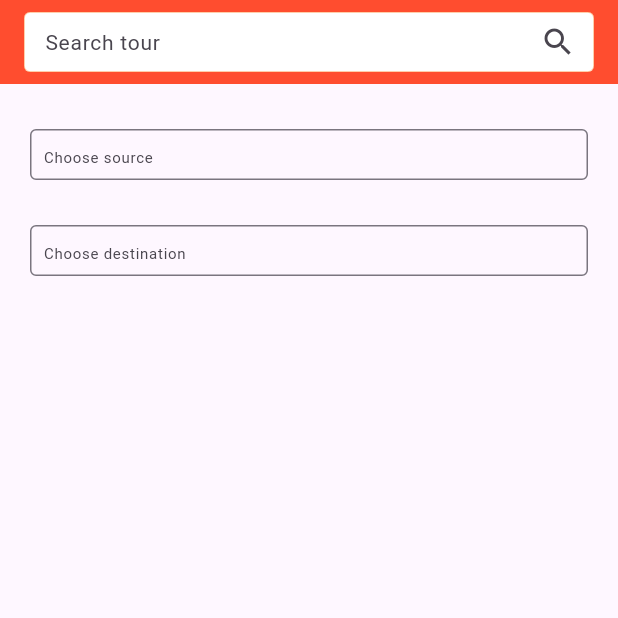
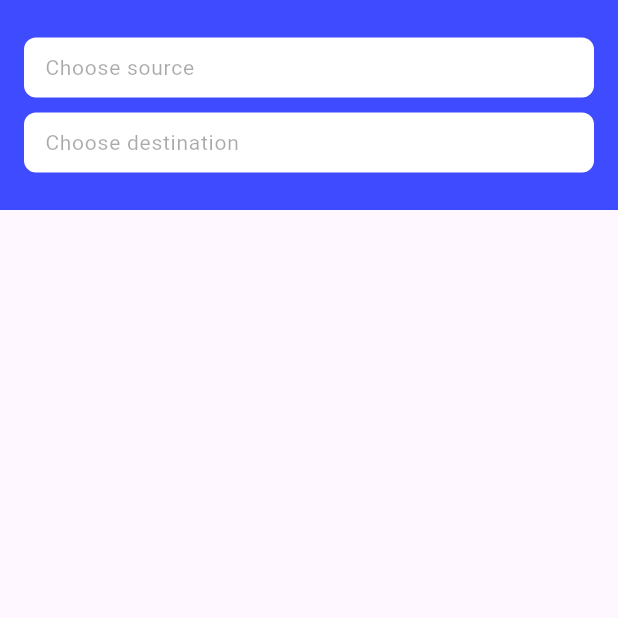
Before and after one commit to HananMustafa/google_map, a Flutter app: the screen it shows after launch, on a phone screen of 412 x 824 dp, the top half of it. Run offline on Flutter 3.47's test engine with Material 3 defaults, Android fonts, the phone set to English and light mode, and no system bars; our stand-ins replace google_fonts, google_maps_flutter, google_places_flutter, location.

Commit message:
UI work on Directions

```diff
--- a/lib/pages/direction.dart
+++ b/lib/pages/direction.dart
@@ -1,5 +1,8 @@
 import 'package:flutter/material.dart';
 import 'package:google_fonts/google_fonts.dart';
+import 'package:google_map/pages/MapPage.dart';
+import 'package:google_map/pages/pickDestination.dart';
+import 'package:google_map/pages/pickSource.dart';
 
 class direction extends StatefulWidget {
   const direction({super.key});
@@ -17,17 +20,27 @@ class _directionState extends State<direction> {
     return Scaffold(
 
             appBar: AppBar(
-        backgroundColor: Color.fromRGBO(255, 77, 47, 1),
+              toolbarHeight: 140,
+        backgroundColor: Color.fromRGBO(62, 75, 255, 1),
         iconTheme: IconThemeData(
           color: Colors.white,
         ),
-        title: Container(
+        title: Column(children: [
+
+          //SOURCE
+          Container(
+          // alignment: Alignment.center,
           height: 40,
-          child: TextField(
-            // controller: searchthisctrl,
+          child: InkWell(
+            onTap: (){
+              Navigator.push(context, MaterialPageRoute(builder: (context)=>pickSource()));
+            },
+            child: TextField(
+            // controller: sourceCTRL,
+            enabled: false,
             textAlign: TextAlign.left,
             decoration: InputDecoration(
-              hintText: 'Search tour',
+              hintText: 'Choose source',
               filled: true,
               fillColor: Colors.white,
               hintStyle: GoogleFonts.merriweatherSans(
@@ -40,7 +53,7 @@ class _directionState extends State<direction> {
               ),
               focusedBorder: const OutlineInputBorder(
                 borderSide: BorderSide(
-                  color: Color.fromRGBO(255, 107, 0, 1),
+                  color: Color.fromRGBO(62, 75, 255, 1),
                   width: 2.0,
                 ),
               ),
@@ -50,69 +63,62 @@ class _directionState extends State<direction> {
                   width: 0.5,
                 ),
               ),
-              suffixIcon: IconButton(
-                icon: Icon(Icons.search),
-                onPressed: () {
-                },
-              ),
+              // suffixIcon: IconButton(
+              //   icon: Icon(Icons.search),
+              //   onPressed: () {
+              //   },
+              // ),
             ),
           ),
+          ),
         ),
-      ),
 
 
 
 
-
-
-        body: Column(
-      children: [
-        //SOURCE
+        //DESTINATION
         Container(
-          margin: const EdgeInsets.only(top: 30, right: 20, left: 20),
-          alignment: Alignment.topLeft,
-          child: TextField(
-            controller: sourceCTRL,
-            textAlign: TextAlign.start,
+          margin: EdgeInsets.only(top:10),
+          height: 40,
+          child: InkWell(
+            onTap: (){
+              Navigator.push(context, MaterialPageRoute(builder: (context)=>pickDestination()));
+            },
+            child: TextField(
+            // controller: sourceCTRL,
+            enabled: false,
+            textAlign: TextAlign.left,
             decoration: InputDecoration(
-              border: const OutlineInputBorder(),
+              hintText: 'Choose destination',
+              filled: true,
+              fillColor: Colors.white,
+              hintStyle: GoogleFonts.merriweatherSans(
+                fontSize: 14,
+              ),
+              contentPadding: EdgeInsets.symmetric(vertical: 0.0, horizontal: 10.0),
+              border: OutlineInputBorder(
+                borderRadius: BorderRadius.circular(8.0),
+                borderSide: BorderSide.none,
+              ),
               focusedBorder: const OutlineInputBorder(
                 borderSide: BorderSide(
-                  color: Color.fromRGBO(255, 107, 0, 1),
+                  color: Color.fromRGBO(62, 75, 255, 1),
                   width: 2.0,
                 ),
               ),
-              hintText: 'Choose source',
-              hintStyle: GoogleFonts.merriweatherSans(fontSize: 10),
-              isCollapsed: true,
-              contentPadding: const EdgeInsets.all(5),
+              enabledBorder: OutlineInputBorder(
+                borderSide: BorderSide(
+                  color: Color.fromRGBO(255, 107, 0, 1).withOpacity(0.5),
+                  width: 0.5,
+                ),
+              ),
             ),
           ),
-        ),
-
-        //DESTINATION
-        Container(
-          margin: const EdgeInsets.only(top: 30, right: 20, left: 20),
-          alignment: Alignment.topLeft,
-          child: TextField(
-            controller: destinationCTRL,
-            textAlign: TextAlign.start,
-            decoration: InputDecoration(
-              border: const OutlineInputBorder(),
-              focusedBorder: const OutlineInputBorder(
-                borderSide: BorderSide(
-                  color: Color.fromRGBO(255, 107, 0, 1),
-                  width: 2.0,
-                ),
-              ),
-              hintText: 'Choose destination',
-              hintStyle: GoogleFonts.merriweatherSans(fontSize: 10),
-              isCollapsed: true,
-              contentPadding: const EdgeInsets.all(5),
-            ),
           ),
         ),
-      ],
-    ));
+        ],)
+      ),
+
+);
   }
 }
```
Also changed, not shown: lib/pages/pickDestination.dart (+103 -0 lines), lib/pages/pickSource.dart (+103 -0 lines), lib/pages/predictPlaces.dart (+0 -43 lines).
